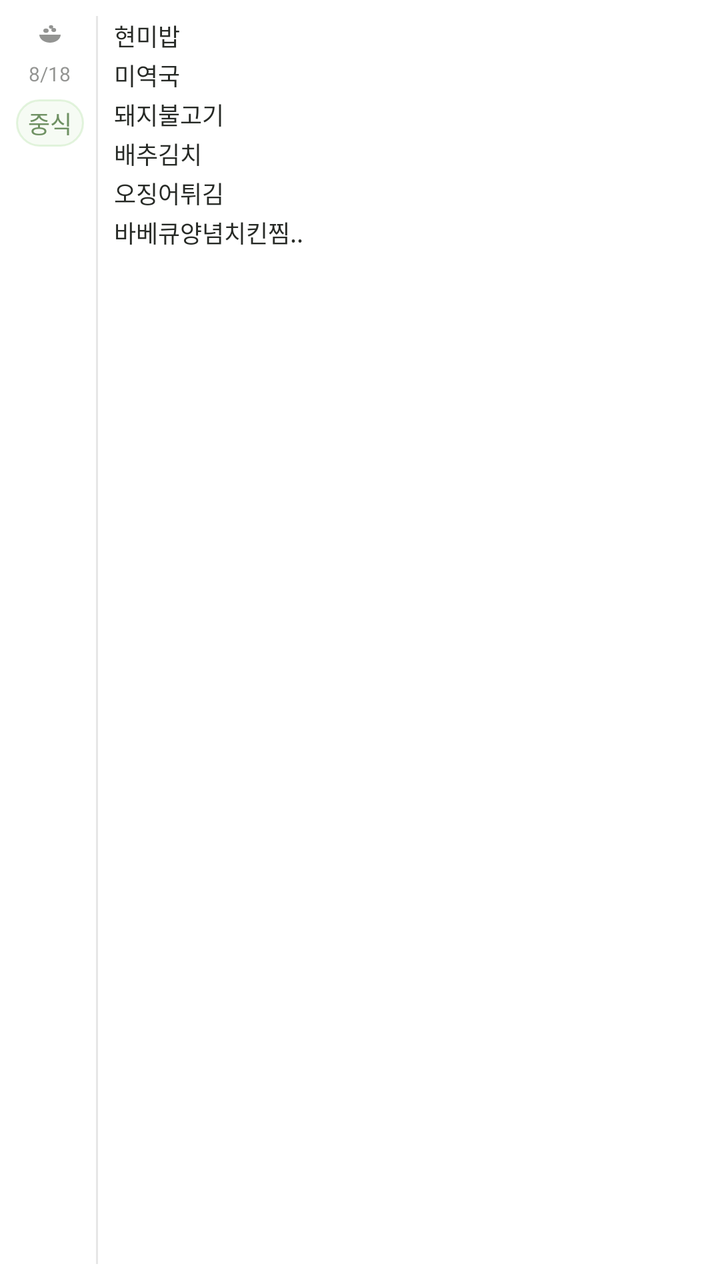
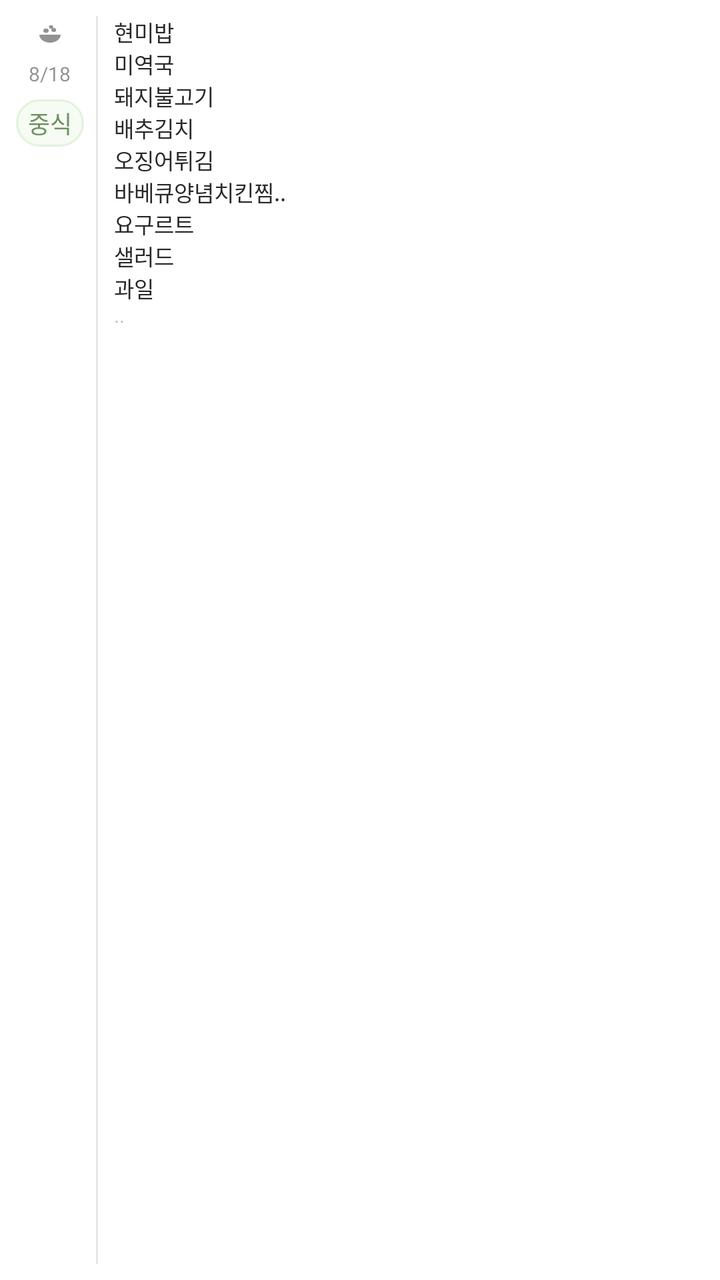

An Android layout rendered at two revisions. The XML below is the earlier revision; the diff shows what the commit changed to produce the second picture.
<!-- AndroidManifest.xml: fallback theme Theme.MaterialComponents.DayNight.NoActionBar -->
<!-- res/layout/youth_paper_preview_meal.xml -->
<?xml version="1.0" encoding="utf-8"?>
<LinearLayout xmlns:android="http://schemas.android.com/apk/res/android"
  android:layout_width="match_parent"
  android:layout_height="match_parent"
  android:background="#FFFFFF"
  android:orientation="horizontal"
  android:padding="8dp">

  <LinearLayout
    android:layout_width="wrap_content"
    android:layout_height="match_parent"
    android:gravity="center_horizontal"
    android:minWidth="28dp"
    android:orientation="vertical"
    android:paddingRight="0dp">

    <ImageView
      android:layout_width="16dp"
      android:layout_height="16dp"
      android:contentDescription="@null"
      android:src="@drawable/ic_meal_rice" />

    <TextView
      android:layout_width="wrap_content"
      android:layout_height="wrap_content"
      android:layout_marginTop="6dp"
      android:gravity="center"
      android:text="8/18"
      android:textColor="#80272A26"
      android:textSize="10sp" />

    <TextView
      android:layout_width="wrap_content"
      android:layout_height="wrap_content"
      android:layout_marginTop="6dp"
      android:background="@drawable/meal_type_badge"
      android:paddingLeft="6dp"
      android:paddingTop="3dp"
      android:paddingRight="6dp"
      android:paddingBottom="3dp"
      android:text="중식"
      android:textColor="#FF6F9163"
      android:textSize="12sp" />
  </LinearLayout>

  <TextView
    android:layout_width="1dp"
    android:layout_height="match_parent"
    android:layout_marginLeft="6dp"
    android:layout_marginRight="8dp"
    android:background="#FFE6E6E6"
    android:text="" />

  <LinearLayout
    android:layout_width="0dp"
    android:layout_height="match_parent"
    android:layout_weight="1"
    android:gravity="top"
    android:orientation="vertical">

    <TextView android:layout_width="match_parent" android:layout_height="wrap_content" android:paddingTop="1dp" android:paddingBottom="1dp" android:maxLines="1" android:text="현미밥" android:textColor="#FF272A26" android:textSize="12sp" />
    <TextView android:layout_width="match_parent" android:layout_height="wrap_content" android:paddingTop="1dp" android:paddingBottom="1dp" android:maxLines="1" android:text="미역국" android:textColor="#FF272A26" android:textSize="12sp" />
    <TextView android:layout_width="match_parent" android:layout_height="wrap_content" android:paddingTop="1dp" android:paddingBottom="1dp" android:maxLines="1" android:text="돼지불고기" android:textColor="#FF272A26" android:textSize="12sp" />
    <TextView android:layout_width="match_parent" android:layout_height="wrap_content" android:paddingTop="1dp" android:paddingBottom="1dp" android:maxLines="1" android:text="배추김치" android:textColor="#FF272A26" android:textSize="12sp" />
    <TextView android:layout_width="match_parent" android:layout_height="wrap_content" android:paddingTop="1dp" android:paddingBottom="1dp" android:maxLines="1" android:text="오징어튀김" android:textColor="#FF272A26" android:textSize="12sp" />
    <TextView android:layout_width="match_parent" android:layout_height="wrap_content" android:paddingTop="1dp" android:paddingBottom="1dp" android:maxLines="1" android:text="바베큐양념치킨찜.." android:textColor="#FF272A26" android:textSize="12sp" />
  </LinearLayout>
</LinearLayout>
<!-- resources referenced by this layout -->
<resources>
  <!-- drawable ic_meal_rice (drawable) -->
  <?xml version="1.0" encoding="utf-8"?>
  <vector xmlns:android="http://schemas.android.com/apk/res/android"
    android:width="16dp"
    android:height="16dp"
    android:viewportWidth="24"
    android:viewportHeight="24">
    <path
      android:fillColor="#80272A26"
      android:pathData="M4,14c0,3.3 3.6,6 8,6s8,-2.7 8,-6H4z" />
    <path
      android:fillColor="#80272A26"
      android:pathData="M7,11a2,1.6 0,1 0,4 0a2,1.6 0,1 0,-4 0zM13,10.5a1.8,1.5 0,1 0,3.6 0a1.8,1.5 0,1 0,-3.6 0zM11.2,8.2a1.6,1.3 0,1 0,3.2 0a1.6,1.3 0,1 0,-3.2 0z" />
  </vector>
  <!-- drawable meal_type_badge (drawable) -->
  <?xml version="1.0" encoding="utf-8"?>
  <shape xmlns:android="http://schemas.android.com/apk/res/android"
    android:shape="rectangle">
    <solid android:color="#1AA6DA95" />
    <stroke
      android:width="1dp"
      android:color="#4DA6DA95" />
    <corners android:radius="999dp" />
  </shape>
</resources>

<!-- the commit's change to res/layout/youth_paper_preview_meal.xml (unified diff, before → after) -->
@@ -58,11 +58,15 @@
     android:gravity="top"
     android:orientation="vertical">
 
-    <TextView android:layout_width="match_parent" android:layout_height="wrap_content" android:paddingTop="1dp" android:paddingBottom="1dp" android:maxLines="1" android:text="현미밥" android:textColor="#FF272A26" android:textSize="12sp" />
-    <TextView android:layout_width="match_parent" android:layout_height="wrap_content" android:paddingTop="1dp" android:paddingBottom="1dp" android:maxLines="1" android:text="미역국" android:textColor="#FF272A26" android:textSize="12sp" />
-    <TextView android:layout_width="match_parent" android:layout_height="wrap_content" android:paddingTop="1dp" android:paddingBottom="1dp" android:maxLines="1" android:text="돼지불고기" android:textColor="#FF272A26" android:textSize="12sp" />
-    <TextView android:layout_width="match_parent" android:layout_height="wrap_content" android:paddingTop="1dp" android:paddingBottom="1dp" android:maxLines="1" android:text="배추김치" android:textColor="#FF272A26" android:textSize="12sp" />
-    <TextView android:layout_width="match_parent" android:layout_height="wrap_content" android:paddingTop="1dp" android:paddingBottom="1dp" android:maxLines="1" android:text="오징어튀김" android:textColor="#FF272A26" android:textSize="12sp" />
-    <TextView android:layout_width="match_parent" android:layout_height="wrap_content" android:paddingTop="1dp" android:paddingBottom="1dp" android:maxLines="1" android:text="바베큐양념치킨찜.." android:textColor="#FF272A26" android:textSize="12sp" />
+    <TextView android:layout_width="match_parent" android:layout_height="wrap_content" android:includeFontPadding="false" android:maxLines="1" android:text="현미밥" android:textColor="#FF272A26" android:textSize="11sp" />
+    <TextView android:layout_width="match_parent" android:layout_height="wrap_content" android:includeFontPadding="false" android:maxLines="1" android:text="미역국" android:textColor="#FF272A26" android:textSize="11sp" />
+    <TextView android:layout_width="match_parent" android:layout_height="wrap_content" android:includeFontPadding="false" android:maxLines="1" android:text="돼지불고기" android:textColor="#FF272A26" android:textSize="11sp" />
+    <TextView android:layout_width="match_parent" android:layout_height="wrap_content" android:includeFontPadding="false" android:maxLines="1" android:text="배추김치" android:textColor="#FF272A26" android:textSize="11sp" />
+    <TextView android:layout_width="match_parent" android:layout_height="wrap_content" android:includeFontPadding="false" android:maxLines="1" android:text="오징어튀김" android:textColor="#FF272A26" android:textSize="11sp" />
+    <TextView android:layout_width="match_parent" android:layout_height="wrap_content" android:includeFontPadding="false" android:maxLines="1" android:text="바베큐양념치킨찜.." android:textColor="#FF272A26" android:textSize="11sp" />
+    <TextView android:layout_width="match_parent" android:layout_height="wrap_content" android:includeFontPadding="false" android:maxLines="1" android:text="요구르트" android:textColor="#FF272A26" android:textSize="11sp" />
+    <TextView android:layout_width="match_parent" android:layout_height="wrap_content" android:includeFontPadding="false" android:maxLines="1" android:text="샐러드" android:textColor="#FF272A26" android:textSize="11sp" />
+    <TextView android:layout_width="match_parent" android:layout_height="wrap_content" android:includeFontPadding="false" android:maxLines="1" android:text="과일" android:textColor="#FF272A26" android:textSize="11sp" />
+    <TextView android:layout_width="match_parent" android:layout_height="wrap_content" android:includeFontPadding="false" android:maxLines="1" android:text=".." android:textColor="#4D272A26" android:textSize="10sp" />
   </LinearLayout>
 </LinearLayout>
